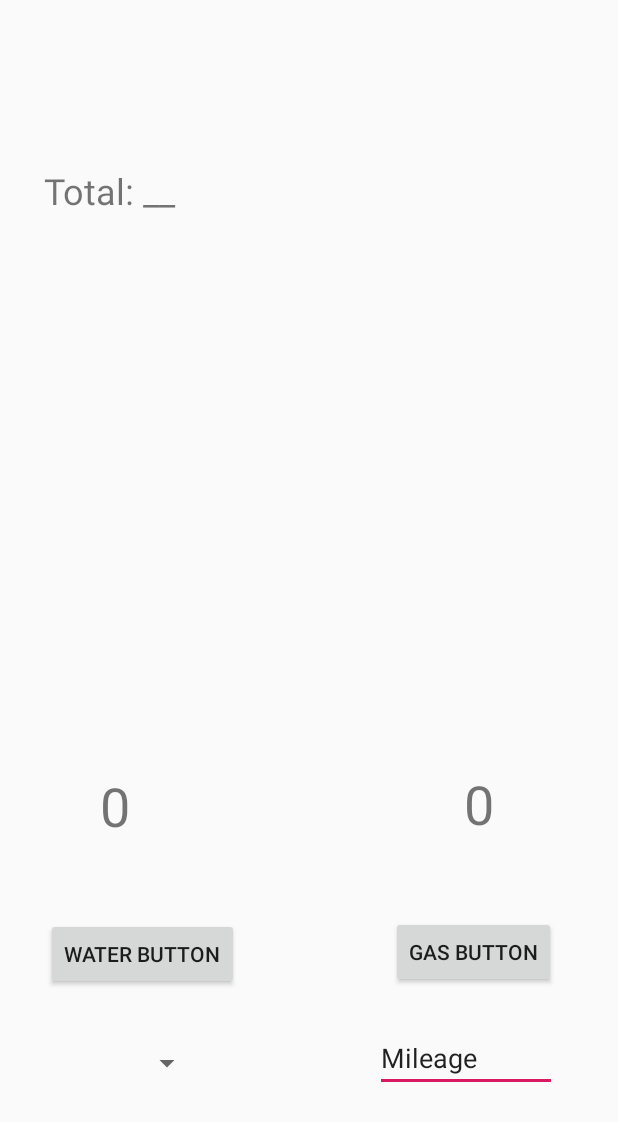
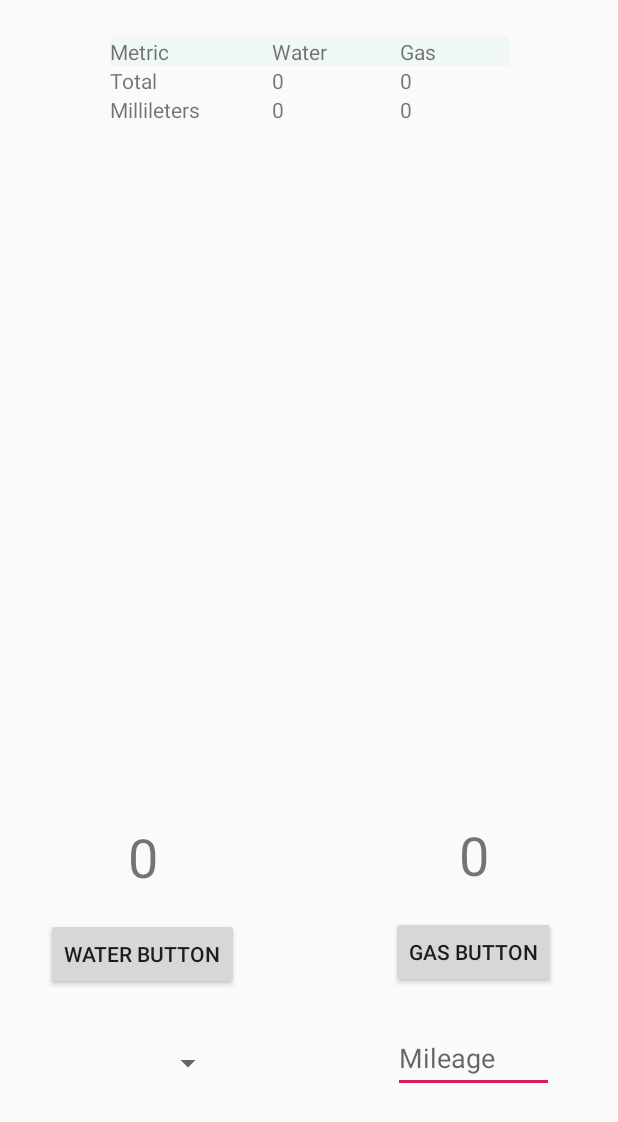
Before and after one commit to jakobmpalmer/WU-Capstone-Project, an Android app: the layout content_main.xml on its own in the app's theme, with its tools: preview values and no code run, on a phone screen of 412 x 824 dp. Shown: the top 1122 px of the screen. Run offline under Robolectric (Android 15) with nearby library versions, the phone set to English and light mode, and no system bars.

Commit message:
Added Table view, millileters and some data sanitization.

```diff
--- a/WillametteThesis/app/src/main/res/layout/content_main.xml
+++ b/WillametteThesis/app/src/main/res/layout/content_main.xml
@@ -15,13 +15,12 @@
         android:text="@string/default_int_value"
         android:textSize="36sp"
         app:layout_constraintBottom_toTopOf="@+id/waterButton"
-        app:layout_constraintEnd_toEndOf="parent"
-        app:layout_constraintHorizontal_bias="0.17"
+        app:layout_constraintEnd_toEndOf="@+id/waterButton"
         app:layout_constraintLeft_toLeftOf="parent"
         app:layout_constraintRight_toRightOf="parent"
-        app:layout_constraintStart_toStartOf="parent"
-        app:layout_constraintTop_toTopOf="parent"
-        app:layout_constraintVertical_bias="0.91" />
+        app:layout_constraintStart_toStartOf="@+id/waterButton"
+        app:layout_constraintTop_toBottomOf="@+id/tableLayout"
+        app:layout_constraintVertical_bias="0.95" />
 
     <Button
         android:id="@+id/waterButton"
@@ -54,24 +53,10 @@
         android:layout_width="108dp"
         android:layout_height="36dp"
         app:layout_constraintBottom_toBottomOf="parent"
-        app:layout_constraintEnd_toEndOf="parent"
-        app:layout_constraintHorizontal_bias="0.09"
-        app:layout_constraintStart_toStartOf="parent"
+        app:layout_constraintEnd_toEndOf="@+id/waterButton"
+        app:layout_constraintStart_toStartOf="@+id/waterButton"
         app:layout_constraintTop_toBottomOf="@+id/waterButton"
         app:layout_constraintVertical_bias="0.24000001" />
-
-    <TextView
-        android:id="@+id/waterTotalTV"
-        android:layout_width="wrap_content"
-        android:layout_height="wrap_content"
-        android:text="Total: __"
-        android:textSize="24sp"
-        app:layout_constraintBottom_toTopOf="@+id/waterCountDisp"
-        app:layout_constraintEnd_toEndOf="parent"
-        app:layout_constraintHorizontal_bias="0.09"
-        app:layout_constraintStart_toStartOf="parent"
-        app:layout_constraintTop_toTopOf="parent"
-        app:layout_constraintVertical_bias="0.231" />
 
     <TextView
         android:id="@+id/gasCountDisplay"
@@ -80,24 +65,103 @@
         android:text="@string/default_int_value"
         android:textSize="36sp"
         app:layout_constraintBottom_toTopOf="@+id/gasButton"
-        app:layout_constraintEnd_toEndOf="parent"
-        app:layout_constraintHorizontal_bias="0.73"
-        app:layout_constraintStart_toEndOf="@+id/waterCountDisp"
-        app:layout_constraintTop_toTopOf="parent"
-        app:layout_constraintVertical_bias="0.91" />
+        app:layout_constraintEnd_toEndOf="@+id/gasButton"
+        app:layout_constraintStart_toStartOf="@+id/gasButton"
+        app:layout_constraintTop_toBottomOf="@+id/tableLayout"
+        app:layout_constraintVertical_bias="0.95" />
 
     <EditText
         android:id="@+id/mileageInput"
-        android:layout_width="121dp"
-        android:layout_height="39dp"
+        android:layout_width="107dp"
+        android:layout_height="46dp"
         android:ems="10"
         android:inputType="textPersonName"
-        android:text="Mileage"
+        android:hint="Mileage"
+        app:layout_constraintBottom_toBottomOf="parent"
+        app:layout_constraintEnd_toEndOf="@+id/gasButton"
+        app:layout_constraintStart_toStartOf="@+id/gasButton"
+        app:layout_constraintTop_toBottomOf="@+id/gasButton"
+        app:layout_constraintVertical_bias="0.19999999" />
+
+    <TableLayout
+        android:id="@+id/tableLayout"
+        android:layout_width="266dp"
+        android:layout_height="206dp"
         app:layout_constraintBottom_toBottomOf="parent"
         app:layout_constraintEnd_toEndOf="parent"
-        app:layout_constraintHorizontal_bias="0.74"
-        app:layout_constraintStart_toEndOf="@+id/waterSpinner"
-        app:layout_constraintTop_toBottomOf="@+id/gasButton"
-        app:layout_constraintVertical_bias="0.24000001" />
+        app:layout_constraintStart_toStartOf="parent"
+        app:layout_constraintTop_toTopOf="parent"
+        app:layout_constraintVertical_bias="0.04000002">
+
+        <TableRow
+            android:layout_width="match_parent"
+            android:layout_height="match_parent"
+            android:background="#F0F7F7">
+
+            <TextView
+                android:layout_width="wrap_content"
+                android:layout_height="wrap_content"
+                android:layout_weight="1"
+                android:text="Metric" />
+
+            <TextView
+                android:layout_width="wrap_content"
+                android:layout_height="wrap_content"
+                android:layout_weight="1"
+                android:text="Water" />
+
+            <TextView
+                android:layout_width="wrap_content"
+                android:layout_height="wrap_content"
+                android:layout_weight="1"
+                android:text="Gas" />
+        </TableRow>
+
+        <TableRow android:layout_width="match_parent" android:layout_height="match_parent">
+            <TextView
+                android:layout_width="wrap_content"
+                android:layout_height="wrap_content"
+                android:layout_weight="1"
+                android:text="Total" />
+
+            <TextView
+                android:id="@+id/waterTotalTV"
+                android:layout_width="wrap_content"
+                android:layout_height="wrap_content"
+                android:layout_weight="1"
+                android:text="@string/default_int_value" />
+
+            <TextView
+                android:id="@+id/gasTotalTV"
+                android:layout_width="wrap_content"
+                android:layout_height="wrap_content"
+                android:layout_weight="1"
+                android:text="@string/default_int_value" />
+        </TableRow>
+
+        <TableRow android:layout_width="match_parent" android:layout_height="match_parent">
+            <TextView
+                android:layout_width="wrap_content"
+                android:layout_height="wrap_content"
+                android:layout_weight="1"
+                android:text="Millileters" />
+
+            <TextView
+                android:id="@+id/mlTotalTV"
+                android:layout_width="wrap_content"
+                android:layout_height="wrap_content"
+                android:layout_weight="1"
+                android:text="@string/default_int_value" />
+
+            <TextView
+                android:id="@+id/perHourTV"
+                android:layout_width="wrap_content"
+                android:layout_height="wrap_content"
+                android:layout_weight="1"
+                android:text="@string/default_int_value" />
+        </TableRow>
+
+
+    </TableLayout>
 
 </androidx.constraintlayout.widget.ConstraintLayout>
```
Also changed, not shown: WillametteThesis/app/src/main/java/com/example/willamette_thesis/MainActivity.kt (+33 -26 lines), WillametteThesis/app/src/main/res/values/strings.xml (+7 -7 lines).
